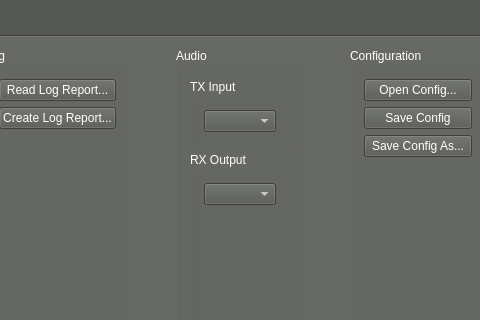
This is qtgui/mainwindow.ui in kb1vc/SoDaRadio as Qt 5 draws it before an edit; both pictures show x 689 to 1169 and y 0 to 320 of the 1280 by 810 pixel window. The edited form follows.
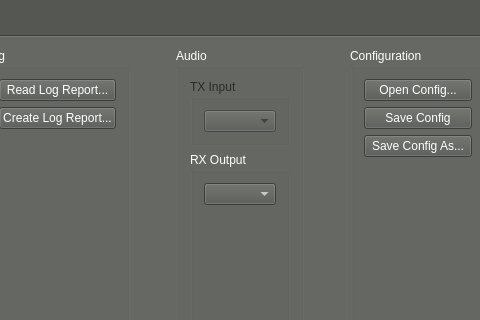
This is the edited form. Icons and pictures are not drawn. Custom widgets are drawn as their Qt base class.

What changed in the file:
```diff
--- a/qtgui/mainwindow.ui
+++ b/qtgui/mainwindow.ui
@@ -1110,12 +1110,21 @@
             <layout class="QVBoxLayout" name="verticalLayout_26">
              <item>
               <widget class="QGroupBox" name="groupBox_9">
+               <property name="enabled">
+                <bool>false</bool>
+               </property>
+               <property name="toolTip">
+                <string>Look for this feature in a future feature edition. (It doesn't work yet.)</string>
+               </property>
                <property name="title">
                 <string>TX Input</string>
                </property>
                <layout class="QVBoxLayout" name="verticalLayout_31">
                 <item>
                  <widget class="QComboBox" name="audioIn_cb">
+                  <property name="enabled">
+                   <bool>false</bool>
+                  </property>
                   <property name="maximumSize">
                    <size>
                     <width>200</width>
```
Left out of the diff: 114 changed lines with no effect on the pictures.
